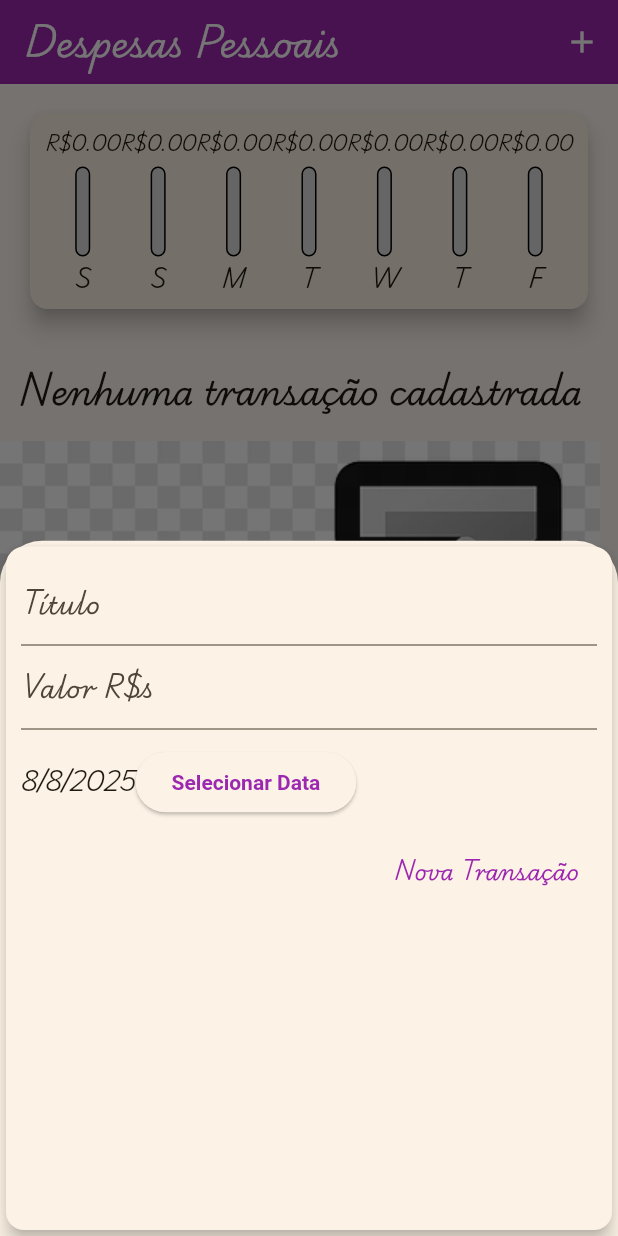
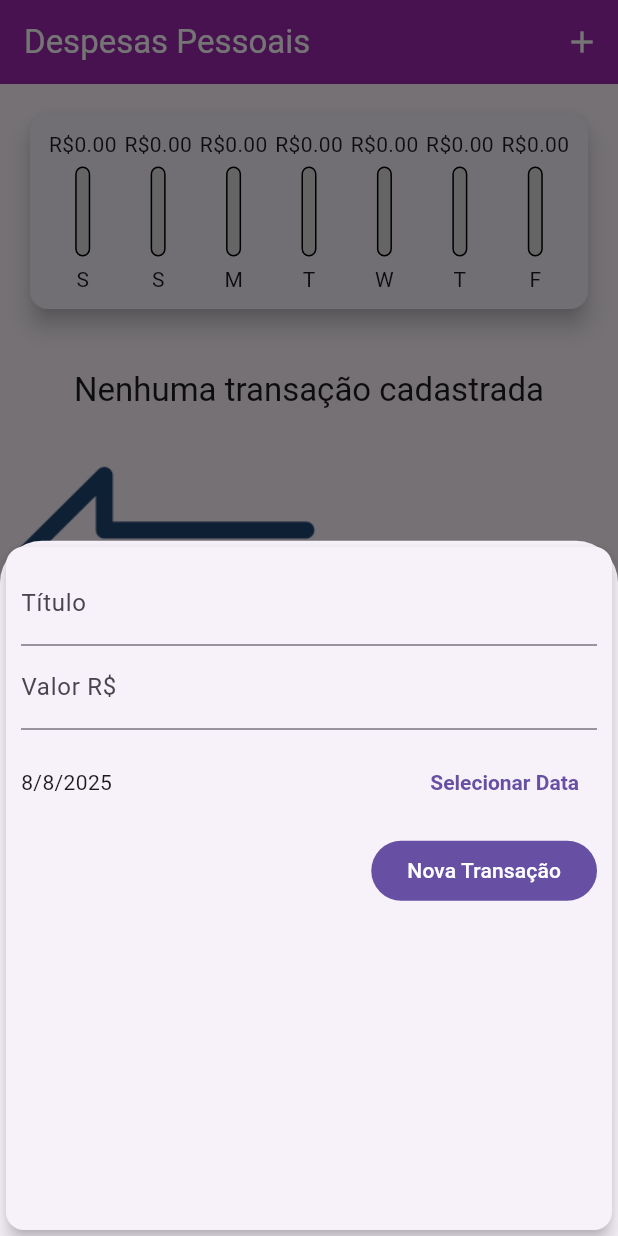
Before and after one commit to wagnerchimenez/expenses, a Flutter app: the screen it shows after launch, after a tap on the "add" icon, on a phone screen of 412 x 824 dp. Run offline on Flutter 3.47's test engine with Material 3 defaults, Android fonts, the phone set to English and light mode, and no system bars.

Commit message:
feat: Ajustes de layout da aplicacao

```diff
--- a/projects/expenses/lib/components/transaction_form.dart
+++ b/projects/expenses/lib/components/transaction_form.dart
@@ -62,15 +62,17 @@ class _TransactionFormState extends State<TransactionForm> {
               controller: _valueController,
               keyboardType: TextInputType.numberWithOptions(decimal: true),
               onSubmitted: (_) => _submitForm(),
-              decoration: InputDecoration(labelText: 'Valor R\$s'),
+              decoration: InputDecoration(labelText: 'Valor R\$'),
             ),
             SizedBox(
               height: 70,
               child: Row(
                 children: [
-                  Text(DateFormat('d/M/y').format(_selectedDate)),
-                  ElevatedButton(
-                    style: ElevatedButton.styleFrom(
+                  Expanded(
+                    child: Text(DateFormat('d/M/y').format(_selectedDate)),
+                  ),
+                  TextButton(
+                    style: TextButton.styleFrom(
                       textStyle: const TextStyle(fontWeight: FontWeight.bold),
                     ),
                     onPressed: _showDatePicker,
@@ -82,9 +84,8 @@ class _TransactionFormState extends State<TransactionForm> {
             Row(
               mainAxisAlignment: MainAxisAlignment.end,
               children: <Widget>[
-                TextButton(
+                FilledButton(
                   onPressed: _submitForm,
-                  style: TextButton.styleFrom(foregroundColor: Colors.purple),
                   child: Text('Nova Transação'),
                 ),
               ],
--- a/projects/expenses/lib/components/transaction_list.dart
+++ b/projects/expenses/lib/components/transaction_list.dart
@@ -25,7 +25,14 @@ class TransactionList extends StatelessWidget {
                   style: Theme.of(context).textTheme.titleLarge,
                 ),
                 SizedBox(height: 20),
-                Image.asset('assets/images/nothing.png', fit: BoxFit.cover),
+                Expanded(
+                  child: Center(
+                    child: Image.asset(
+                      'assets/images/transaction.png',
+                      fit: BoxFit.cover,
+                    ),
+                  ),
+                ),
               ],
             )
           : ListView.builder(
@@ -40,7 +47,7 @@ class TransactionList extends StatelessWidget {
                     leading: CircleAvatar(
                       radius: 30,
                       child: Padding(
-                        padding: const EdgeInsets.all(6),
+                        padding: const EdgeInsets.all(10),
                         child: FittedBox(
                           child: Text('R\$${transaction.value}'),
                         ),
--- a/projects/expenses/lib/main.dart
+++ b/projects/expenses/lib/main.dart
@@ -21,12 +21,12 @@ class ExpensesApp extends StatelessWidget {
           backgroundColor: Colors.purple,
           foregroundColor: Colors.white,
         ),
-        colorScheme: ColorScheme.fromSeed(
-          seedColor: Colors.amber,
-          primary: Colors.purple,
-          secondary: Colors.amber,
-        ),
-        fontFamily: 'Playwrite',
+        // colorScheme: ColorScheme.fromSeed(
+        //   seedColor: Colors.amber,
+        //   primary: Colors.purple,
+        //   secondary: Colors.amber,
+        // ),
+        // fontFamily: 'Playwrite',
       ),
     );
   }
--- a/projects/expenses/pubspec.yaml
+++ b/projects/expenses/pubspec.yaml
@@ -60,7 +60,7 @@ flutter:
 
   # To add assets to your application, add an assets section, like this:
   assets:
-    - assets/images/nothing.png
+    - assets/images/transaction.png
   #   - images/a_dot_ham.jpeg
 
   # An image asset can refer to one or more resolution-specific "variants", see
```
Also changed, not shown: projects/expenses/assets/images/transaction.png (added), 3 other files.
